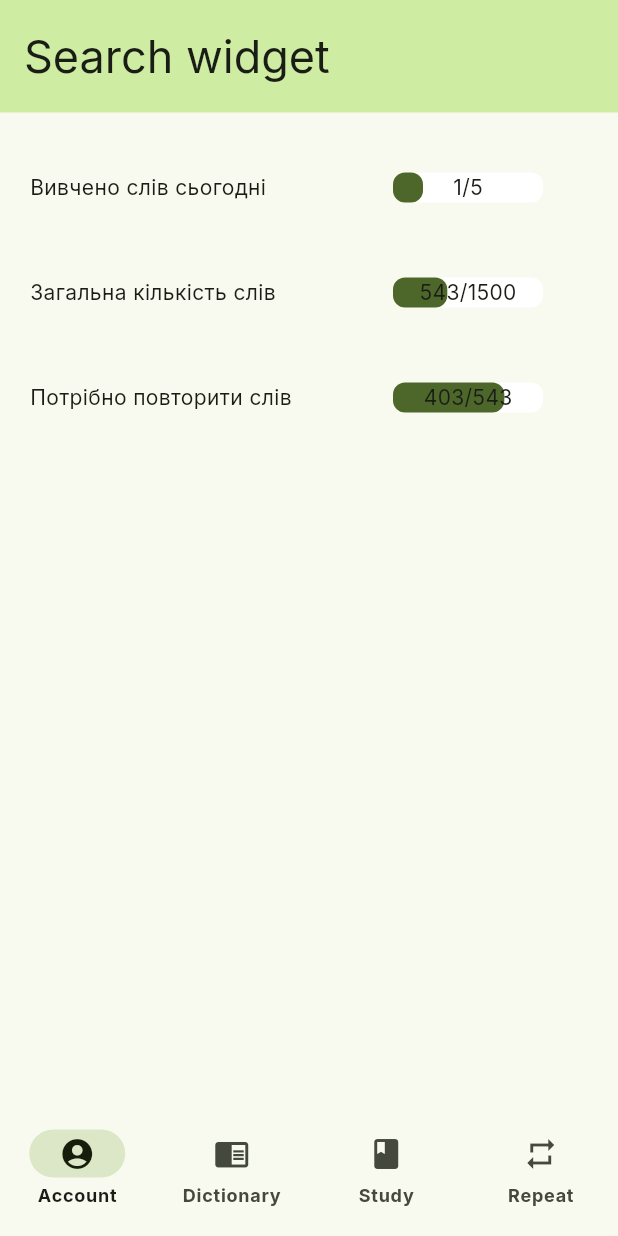
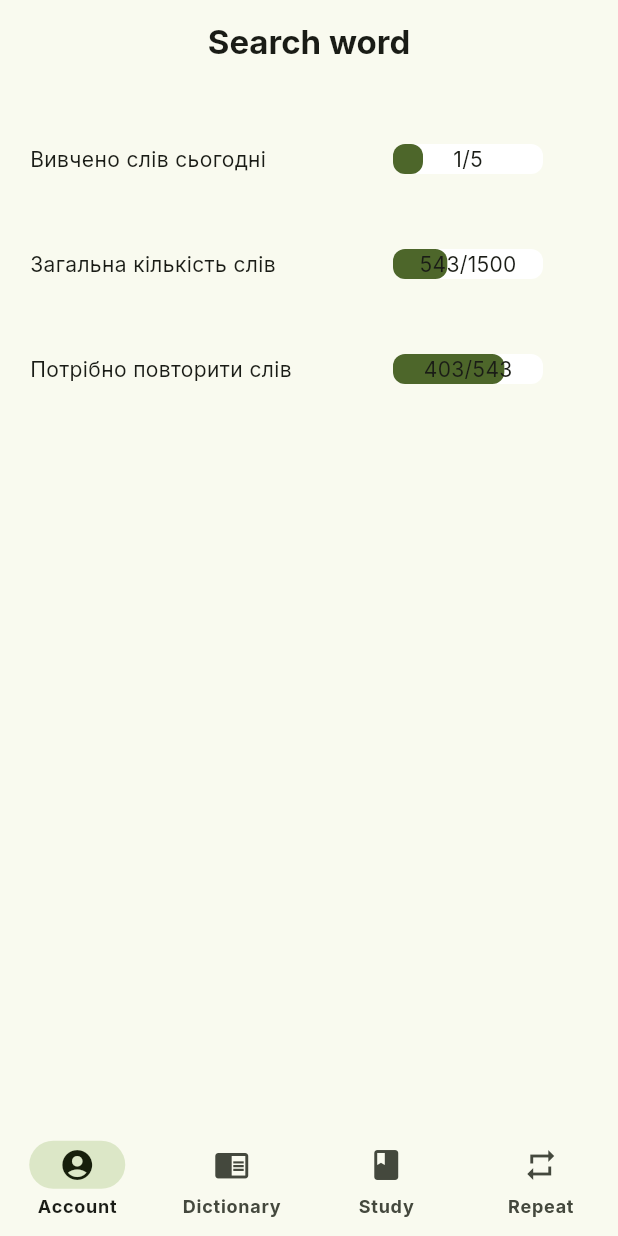
Before and after one commit to SchepardCat/studrow, a Flutter app: the screen it shows after launch, on a phone screen of 412 x 824 dp. Run offline on Flutter 3.47's test engine with Material 3 defaults, Android fonts, the phone set to English and light mode, and no system bars; drawn by our look-alikes of percent_indicator; our stand-ins replace flip_card, flutter_spinkit, google_fonts, swipe_cards.

```diff
--- a/lib/main.dart
+++ b/lib/main.dart
@@ -29,7 +29,7 @@ class _MainAppState extends State<MainApp> {
           '/logo': (context) => const LogoPage(),
           '/setting': (context) => const SettingsPage(),
           '/main': (contex) => const MainPage(),
-          '/start': (contex) => const StartPage(),
+          '/start': (contex) => const AccountPage(),
           '/formAdd': (contex) => const FormAdd(),
           '/word' : (context) => const WordDetails(),
         },
--- a/lib/presentation/pages/account_page.dart
+++ b/lib/presentation/pages/account_page.dart
@@ -2,14 +2,14 @@ import 'package:flutter/material.dart';
 import 'package:studrow/presentation/widgets/progress_bar/progress_bar.dart';
 import 'package:studrow/standart_setting.dart';
 
-class StartPage extends StatefulWidget {
-  const StartPage({super.key});
+class AccountPage extends StatefulWidget {
+  const AccountPage({super.key});
 
   @override
-  State<StartPage> createState() => _StartPageState();
+  State<AccountPage> createState() => _AccountPageState();
 }
 
-class _StartPageState extends State<StartPage> {
+class _AccountPageState extends State<AccountPage> {
   @override
   Widget build(BuildContext context) {
     return Scaffold(
--- a/lib/presentation/pages/main_page.dart
+++ b/lib/presentation/pages/main_page.dart
@@ -3,6 +3,7 @@ import 'package:flutter/material.dart';
 import 'package:studrow/presentation/pages/dictionary_page.dart';
 import 'package:studrow/presentation/pages/account_page.dart';
 import 'package:studrow/presentation/pages/study_page.dart';
+import 'package:studrow/presentation/widgets/search/search.dart';
 
 import '../../standart_setting.dart';
 
@@ -16,7 +17,7 @@ class MainPage extends StatefulWidget {
 class _MainPageState extends State<MainPage> {
   int index = 0;
   final screens = [
-    const StartPage(),
+    const AccountPage(),
     const DictionaryPage(),
     const StudyPage(),
     const Center(child: Text("Exam", style: TextStyle(fontSize: 72))),
@@ -26,21 +27,22 @@ class _MainPageState extends State<MainPage> {
   Widget build(BuildContext context) {
     return Scaffold(
       appBar: AppBar(
-        title: Text(
-          "Search widget",
-          style: const TextStyle(
-            fontSize: 30,
-            fontWeight: FontWeight.w400,
-          ),
-        ),
-        backgroundColor: Theme.of(context).colorScheme.primaryContainer,
-        toolbarHeight: 75,
+        title: SearchWidget(),
+        // title: Text(
+        //   "Search widget",
+        //   style: const TextStyle(
+        //     fontSize: 30,
+        //     fontWeight: FontWeight.w400,
+        //   ),
+        // ),
+        // backgroundColor: Theme.of(context).colorScheme.primaryContainer,
+        // toolbarHeight: 75,
       ),
       body: screens[index],
       bottomNavigationBar: NavigationBarTheme(
         data: const NavigationBarThemeData(),
         child: NavigationBar(
-          height: 90,
+          height: 75,
           selectedIndex: index,
           onDestinationSelected: (index) => setState(() => this.index = index),
           destinations: const [
--- /dev/null
+++ b/lib/presentation/widgets/search/search.dart
@@ -0,0 +1,19 @@
+import 'package:flutter/material.dart';
+
+class SearchWidget extends StatefulWidget {
+  const SearchWidget({super.key});
+
+  @override
+  State<SearchWidget> createState() => _SearchWidgetState();
+}
+
+class _SearchWidgetState extends State<SearchWidget> {
+  @override
+  Widget build(BuildContext context) {
+    return Container(
+      child: Center(
+        child: Text("Search word"),
+      ),
+    );
+  }
+}
```
Also changed, not shown: 3 other files.
